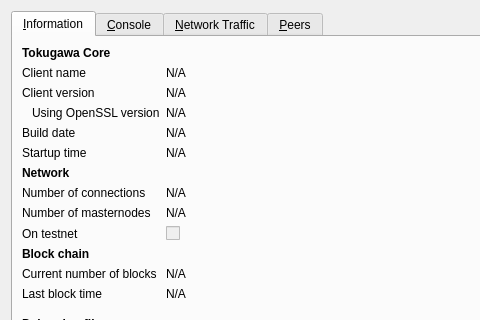
braveonesgit/Harvestcoin, file src/qt/forms/rpcconsole.ui: the form before one commit; both pictures show x 0 to 480 and y 0 to 320 of the 740 by 450 pixel window.
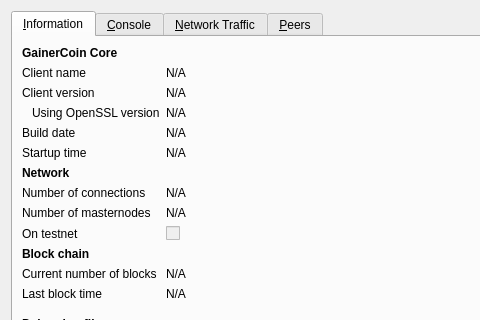
The form after the commit. The open tabs and pages were chosen to show the change. Icons and pictures are not drawn. Custom widgets are drawn as their Qt base class.

Commit message: second commit Tokugawa to gainercoin

What changed in the file:
```diff
--- a/src/qt/forms/rpcconsole.ui
+++ b/src/qt/forms/rpcconsole.ui
@@ -33,7 +33,7 @@
           </font>
          </property>
          <property name="text">
-          <string>Tokugawa Core</string>
+          <string>GainerCoin Core</string>
          </property>
         </widget>
        </item>
```
Left out of the diff: 6 changed lines with no effect on the pictures. The commit also changes 241 other files.
